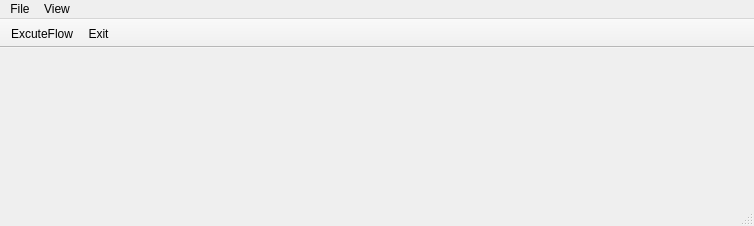
Old version of the form src/qjdmainwindow.ui in the repository xtfllbl/Flow2.
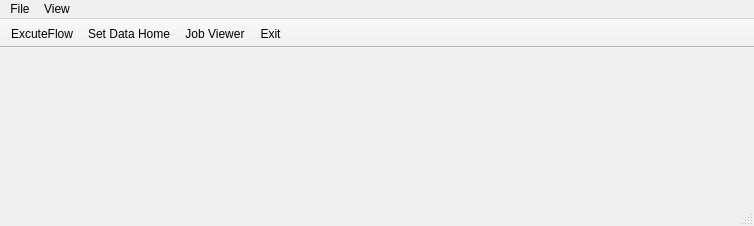
New version of the form. Icons and pictures are not drawn.

Diff of the .ui file:
```diff
--- a/src/qjdmainwindow.ui
+++ b/src/qjdmainwindow.ui
@@ -56,6 +56,8 @@
     <bool>false</bool>
    </attribute>
    <addaction name="actionExcuteFlow"/>
+   <addaction name="actionSetDataHome"/>
+   <addaction name="actionJob_Viewer"/>
    <addaction name="actionExit"/>
   </widget>
   <widget class="QStatusBar" name="statusBar"/>
@@ -116,6 +118,18 @@
     <string>New Line</string>
    </property>
   </action>
+  <action name="actionJob_Viewer">
+   <property name="icon">
+    <iconset resource="../images.qrc">
+     <normaloff>:/src/images/flowviewer.png</normaloff>:/src/images/flowviewer.png</iconset>
+   </property>
+   <property name="text">
+    <string>Job Viewer</string>
+   </property>
+   <property name="toolTip">
+    <string>Job Viewer</string>
+   </property>
+  </action>
  </widget>
  <layoutdefault spacing="6" margin="11"/>
  <resources>
```
Left out of the diff: 1 changed line with no effect on the pictures.
